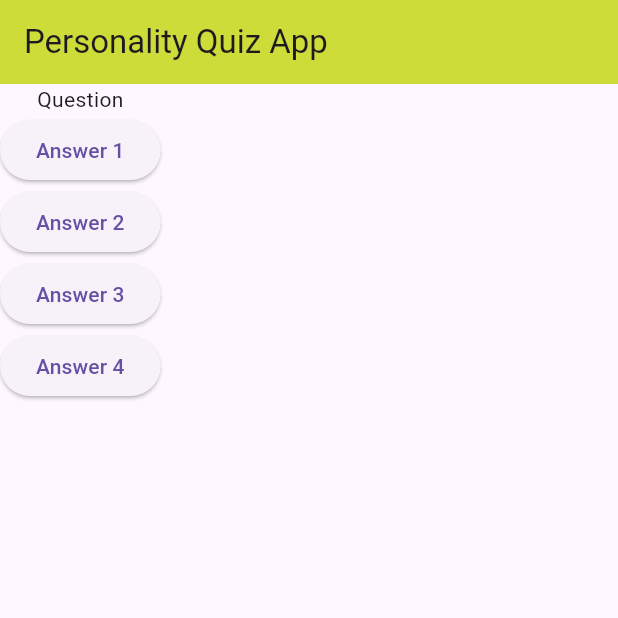
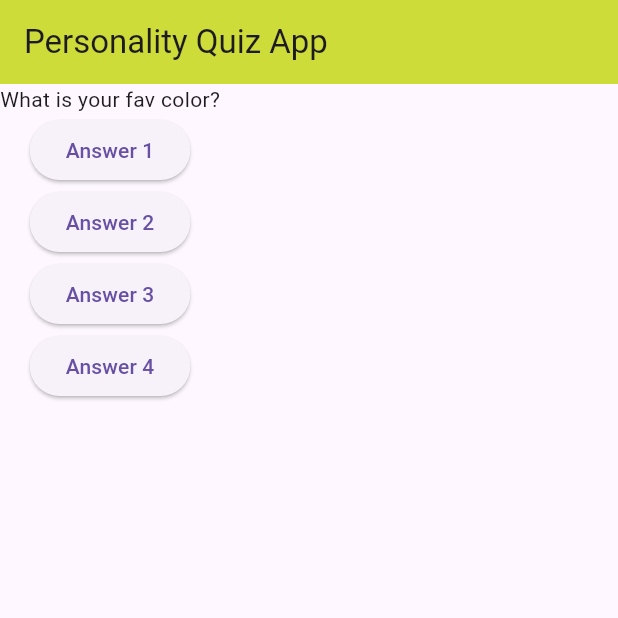
Before and after one commit to HamidAliSE/flutter_complete_guide, a Flutter app: the screen it shows after launch, after a tap on "Answer 1", on a phone screen of 412 x 824 dp, the top half of it. Run offline on Flutter 3.47's test engine with Material 3 defaults, Android fonts, the phone set to English and light mode, and no system bars.

Commit message:
add: dynamic question handling with StatefulWidget

```diff
--- a/lib/main.dart
+++ b/lib/main.dart
@@ -4,9 +4,21 @@ void main() {
   runApp(MyApp());
 }
 
-class MyApp extends StatelessWidget {
+class MyApp extends StatefulWidget {
+  @override
+  State<StatefulWidget> createState() {
+    return MyAppState();
+  }
+}
+
+class MyAppState extends State<MyApp> {
+  var questionIndex = 0;
+  final questions = ['What is your fav animal?', 'What is your fav color?'];
+
   void answerQuestion() {
-    print('Answer Pressed!');
+    setState(() {
+      questionIndex += 1;
+    });
   }
 
   @override
@@ -19,7 +31,7 @@ class MyApp extends StatelessWidget {
         ),
         body: Column(
           children: [
-            Text('Question'),
+            Text(questions[questionIndex]),
             ElevatedButton(onPressed: answerQuestion, child: Text('Answer 1')),
             ElevatedButton(onPressed: answerQuestion, child: Text('Answer 2')),
             ElevatedButton(onPressed: answerQuestion, child: Text('Answer 3')),
```
